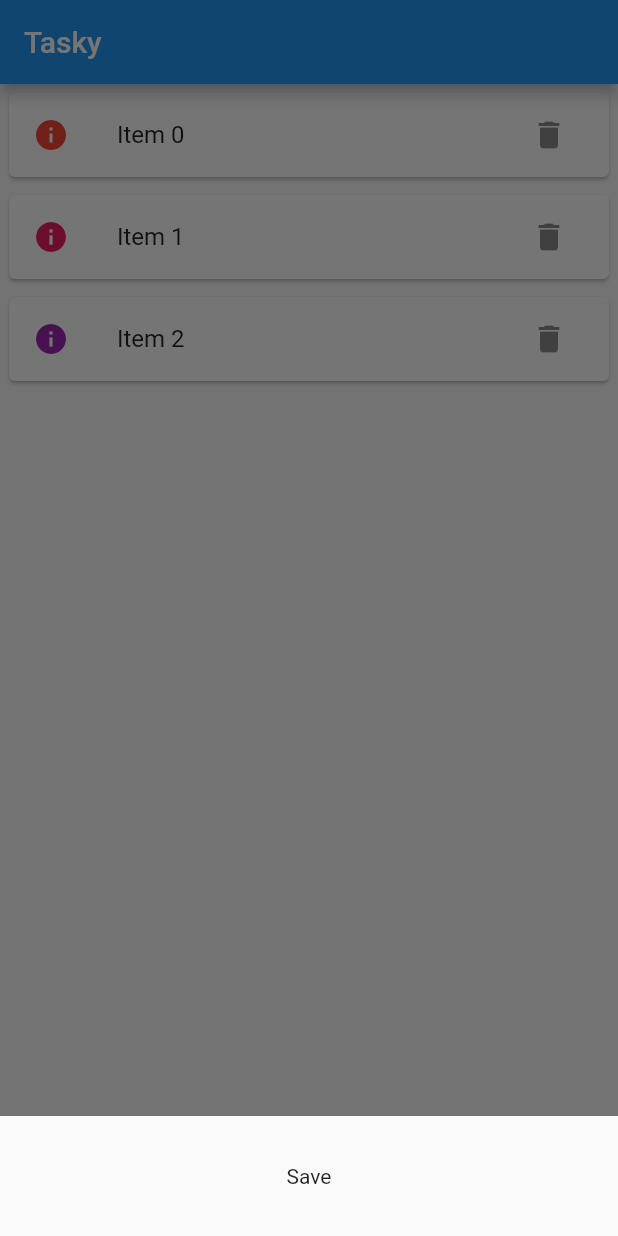
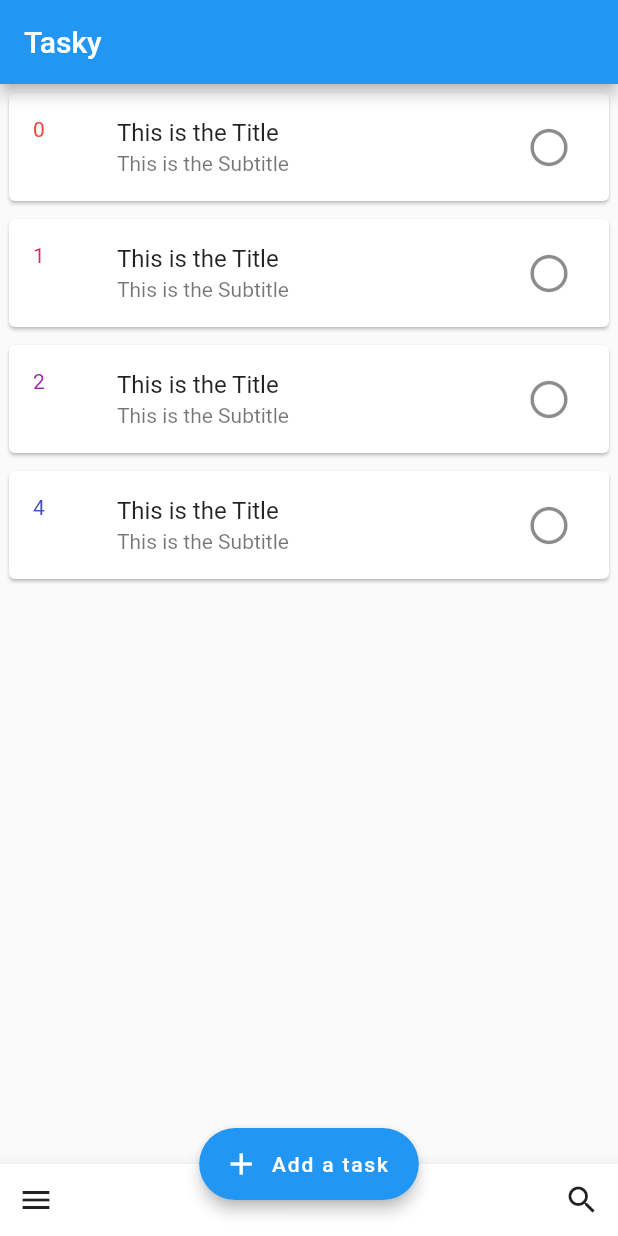
Before and after one commit to rodydavis/flutter_tasks, a Flutter app: the screen it shows after launch, after a tap on "Add a task", on a phone screen of 412 x 824 dp. Run offline on Flutter 3.47's test engine with Material 2 defaults, Android fonts, the phone set to English and light mode, and no system bars; our stand-ins replace native_widgets; missing offline and left inert: a package.

Commit message:
Updating Card Design

```diff
--- a/lib/main.dart
+++ b/lib/main.dart
@@ -50,6 +50,8 @@ class _MyHomePageState extends State<MyHomePage> {
       animation: animation,
       item: _list[index],
       selected: _selectedItem == _list[index],
+      title: Text('This is the Title'),
+      subtitle: Text('This is the Subtitle'),
       onTap: () {
         setState(() {
           _selectedItem = _selectedItem == _list[index] ? null : _list[index];
@@ -79,21 +81,21 @@ class _MyHomePageState extends State<MyHomePage> {
   }
 
   // Insert the "next item" into the list model.
-  void _insert(String label) {
-    final int index =
-        _selectedItem == null ? _list.length : _list.indexOf(_selectedItem);
-    _list.insert(index, _nextItem++);
+  void _insert() {
+    // final int index =
+    // _selectedItem == null ? _list.length : _list.indexOf(_selectedItem);
+    _list.insert(_list.length == null ? 0 : _list.length, _list.length + 1);
   }
 
   // Remove the selected item from the list model.
-  void _remove() {
-    if (_selectedItem != null) {
-      _list.removeAt(_list.indexOf(_selectedItem));
-      setState(() {
-        _selectedItem = null;
-      });
-    }
-  }
+  // void _remove() {
+  //   if (_selectedItem != null) {
+  //     _list.removeAt(_list.indexOf(_selectedItem));
+  //     setState(() {
+  //       _selectedItem = null;
+  //     });
+  //   }
+  // }
 
   @override
   Widget build(BuildContext context) {
@@ -114,27 +116,28 @@ class _MyHomePageState extends State<MyHomePage> {
         icon: const Icon(Icons.add),
         label: const Text('Add a task'),
         onPressed: () {
-          showModalBottomSheet<void>(
-              context: context,
-              builder: (BuildContext context) {
-                return new Container(
-                    child: new Padding(
-                  padding: const EdgeInsets.all(32.0),
-                  child: Column(
-                    mainAxisSize: MainAxisSize.min,
-                    children: <Widget>[
-                      NativeButton(
-                        child: Text('Save'),
-                        buttonColor: Colors.blue,
-                        onPressed: () {
-                          Navigator.pop(context);
-                          _insert('Test');
-                        },
-                      ),
-                    ],
-                  ),
-                ));
-              });
+          _insert();
+          // showModalBottomSheet<void>(
+          //     context: context,
+          //     builder: (BuildContext context) {
+          //       return new Container(
+          //           child: new Padding(
+          //         padding: const EdgeInsets.all(32.0),
+          //         child: Column(
+          //           mainAxisSize: MainAxisSize.min,
+          //           children: <Widget>[
+          //             NativeButton(
+          //               child: Text('Save'),
+          //               buttonColor: Colors.blue,
+          //               onPressed: () {
+          //                 Navigator.pop(context);
+          //                 _insert('Test');
+          //               },
+          //             ),
+          //           ],
+          //         ),
+          //       ));
+          //     });
         },
       ),
       floatingActionButtonLocation: FloatingActionButtonLocation.centerDocked,
@@ -218,6 +221,8 @@ class CardItem extends StatelessWidget {
       this.onTap,
       @required this.item,
       this.onDelete,
+      this.subtitle,
+      this.title,
       this.selected: false})
       : assert(animation != null),
         assert(item != null && item >= 0),
@@ -230,6 +235,8 @@ class CardItem extends StatelessWidget {
 
   final int item;
   final bool selected;
+  final Widget title;
+  final Widget subtitle;
 
   @override
   Widget build(BuildContext context) {
@@ -249,15 +256,18 @@ class CardItem extends StatelessWidget {
             child: Card(
               // color: Colors.primaries[item % Colors.primaries.length],
               child: ListTile(
-                leading: Icon(
-                  Icons.info,
-                  color: Colors.primaries[item % Colors.primaries.length],
+                leading: Text(
+                  '$item',
+                  style: TextStyle(
+                      color: Colors.primaries[item % Colors.primaries.length]),
                 ),
-                title: Text(
-                  'Item $item',
-                ),
+                title: title,
+                subtitle: subtitle,
                 trailing: IconButton(
-                  icon: Icon(Icons.delete),
+                  icon: Icon(
+                    Icons.radio_button_unchecked,
+                    size: 30.0,
+                  ),
                   onPressed: onDelete,
                 ),
               ),
```
